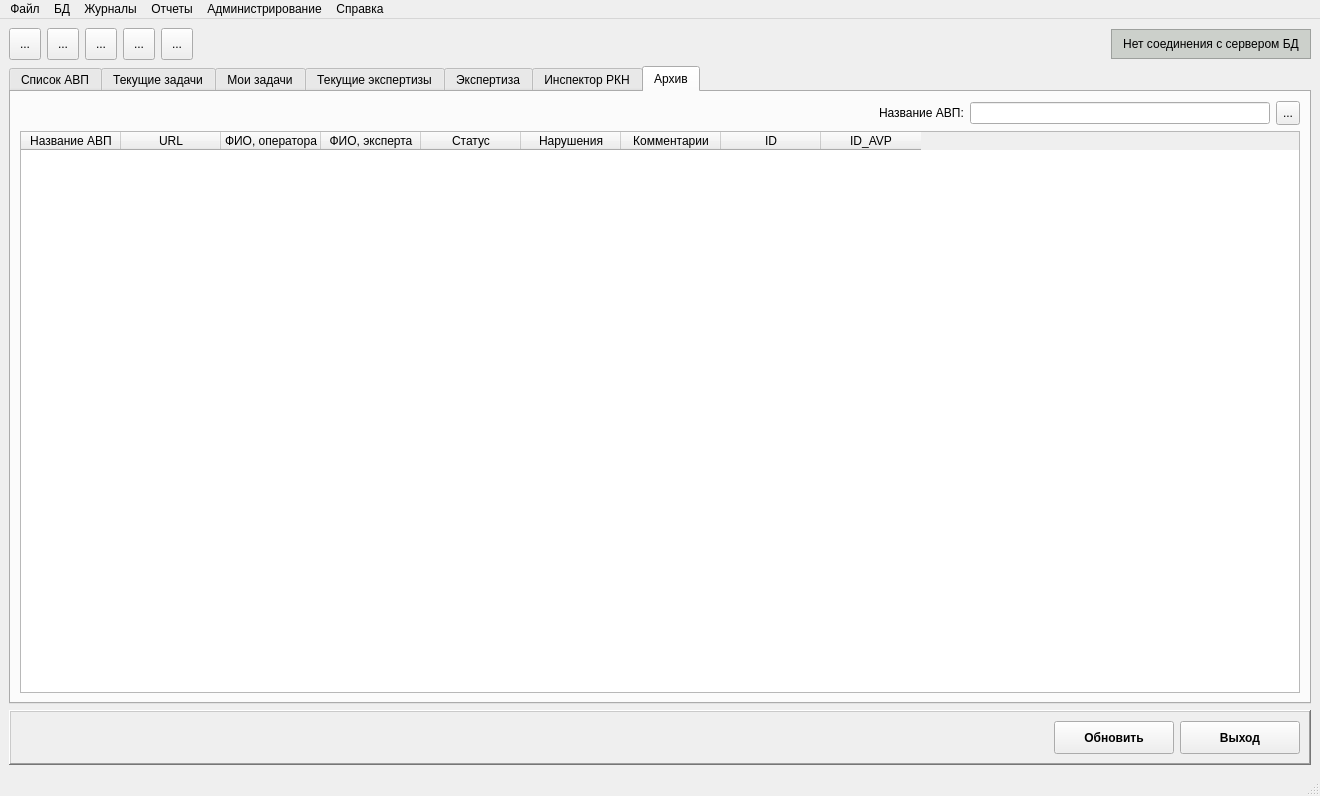
Qt form arm_o/mainwindow.ui (levdikandrey/DataCollector) before a commit.
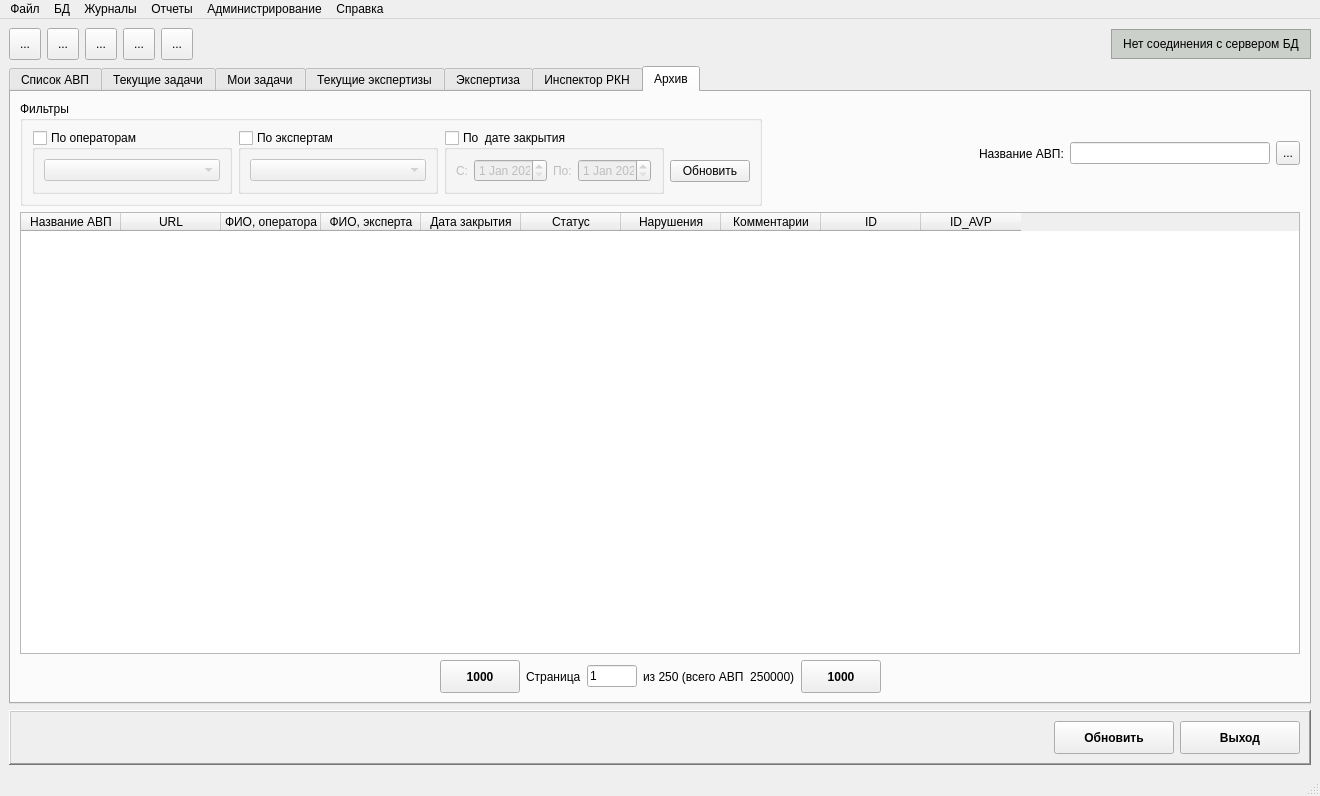
The same form after that commit. Icons and pictures are not drawn.

Commit message: Сделал фильтры в архивах и постраничный просмотр

Patch:
```diff
--- a/arm_o/mainwindow.ui
+++ b/arm_o/mainwindow.ui
@@ -1881,8 +1881,171 @@
        <attribute name="title">
         <string>Архив</string>
        </attribute>
-       <layout class="QGridLayout" name="gridLayout_12">
+       <layout class="QGridLayout" name="gridLayout_19">
         <item row="0" column="0">
+         <widget class="QGroupBox" name="groupBox_5">
+          <property name="title">
+           <string>Фильтры</string>
+          </property>
+          <property name="checkable">
+           <bool>false</bool>
+          </property>
+          <layout class="QHBoxLayout" name="horizontalLayout_7">
+           <item>
+            <widget class="QGroupBox" name="groupBoxUser_3">
+             <property name="enabled">
+              <bool>true</bool>
+             </property>
+             <property name="minimumSize">
+              <size>
+               <width>200</width>
+               <height>0</height>
+              </size>
+             </property>
+             <property name="title">
+              <string>По операторам</string>
+             </property>
+             <property name="checkable">
+              <bool>true</bool>
+             </property>
+             <property name="checked">
+              <bool>false</bool>
+             </property>
+             <layout class="QGridLayout" name="gridLayout_12">
+              <item row="0" column="0">
+               <widget class="QComboBox" name="comboBoxUser_3"/>
+              </item>
+             </layout>
+            </widget>
+           </item>
+           <item>
+            <widget class="QGroupBox" name="groupBoxExpert">
+             <property name="enabled">
+              <bool>true</bool>
+             </property>
+             <property name="minimumSize">
+              <size>
+               <width>200</width>
+               <height>0</height>
+              </size>
+             </property>
+             <property name="title">
+              <string>По экспертам</string>
+             </property>
+             <property name="checkable">
+              <bool>true</bool>
+             </property>
+             <property name="checked">
+              <bool>false</bool>
+             </property>
+             <layout class="QGridLayout" name="gridLayout_14">
+              <item row="0" column="0">
+               <widget class="QComboBox" name="comboBoxExpert"/>
+              </item>
+             </layout>
+            </widget>
+           </item>
+           <item>
+            <widget class="QGroupBox" name="groupBoxDate_3">
+             <property name="enabled">
+              <bool>true</bool>
+             </property>
+             <property name="minimumSize">
+              <size>
+               <width>220</width>
+               <height>0</height>
+              </size>
+             </property>
+             <property name="title">
+              <string>По  дате закрытия</string>
+             </property>
+             <property name="checkable">
+              <bool>true</bool>
+             </property>
+             <property name="checked">
+              <bool>false</bool>
+             </property>
+             <layout class="QGridLayout" name="gridLayout_20">
+              <item row="0" column="1">
+               <widget class="QDateEdit" name="dateEditDateBegin_3">
+                <property name="dateTime">
+                 <datetime>
+                  <hour>0</hour>
+                  <minute>0</minute>
+                  <second>0</second>
+                  <year>2020</year>
+                  <month>1</month>
+                  <day>1</day>
+                 </datetime>
+                </property>
+               </widget>
+              </item>
+              <item row="0" column="0">
+               <widget class="QLabel" name="label_8">
+                <property name="text">
+                 <string>С:</string>
+                </property>
+               </widget>
+              </item>
+              <item row="0" column="2">
+               <widget class="QLabel" name="label_9">
+                <property name="text">
+                 <string>По:</string>
+                </property>
+               </widget>
+              </item>
+              <item row="0" column="3">
+               <widget class="QDateEdit" name="dateEditDateEnd_3">
+                <property name="dateTime">
+                 <datetime>
+                  <hour>0</hour>
+                  <minute>0</minute>
+                  <second>0</second>
+                  <year>2020</year>
+                  <month>1</month>
+                  <day>1</day>
+                 </datetime>
+                </property>
+               </widget>
+              </item>
+             </layout>
+            </widget>
+           </item>
+           <item>
+            <layout class="QGridLayout" name="gridLayout_21">
+             <item row="0" column="0">
+              <spacer name="verticalSpacer_3">
+               <property name="orientation">
+                <enum>Qt::Vertical</enum>
+               </property>
+               <property name="sizeType">
+                <enum>QSizePolicy::Minimum</enum>
+               </property>
+               <property name="sizeHint" stdset="0">
+                <size>
+                 <width>20</width>
+                 <height>18</height>
+                </size>
+               </property>
+              </spacer>
+             </item>
+             <item row="1" column="0">
+              <widget class="QPushButton" name="pushButtonReview_3">
+               <property name="text">
+                <string>Обновить</string>
+               </property>
+               <property name="icon">
+                <iconset resource="resource.qrc">
+                 <normaloff>:/icons/icons/button_reload.png</normaloff>:/icons/icons/button_reload.png</iconset>
+               </property>
+              </widget>
+             </item>
+            </layout>
+           </item>
+          </layout>
+         </widget>
+        </item>
+        <item row="0" column="1">
          <layout class="QHBoxLayout" name="horizontalLayout_9">
           <item>
            <spacer name="horizontalSpacer_13">
@@ -1951,7 +2114,7 @@
           </item>
          </layout>
         </item>
-        <item row="1" column="0">
+        <item row="1" column="0" colspan="2">
          <widget class="QTableWidget" name="tableWidgetAuditArchive">
           <property name="selectionBehavior">
            <enum>QAbstractItemView::SelectRows</enum>
@@ -1985,6 +2148,11 @@
             <string>ФИО, эксперта</string>
            </property>
           </column>
+          <column>
+           <property name="text">
+            <string>Дата закрытия</string>
+           </property>
+          </column>
           <column>
            <property name="text">
             <string>Статус</string>
@@ -2012,6 +2180,130 @@
           </column>
          </widget>
         </item>
+        <item row="2" column="0" colspan="2">
+         <layout class="QHBoxLayout" name="horizontalLayout_10">
+          <item>
+           <spacer name="horizontalSpacer_11">
+            <property name="orientation">
+             <enum>Qt::Horizontal</enum>
+            </property>
+            <property name="sizeHint" stdset="0">
+             <size>
+              <width>67</width>
+              <height>20</height>
+             </size>
+            </property>
+           </spacer>
+          </item>
+          <item>
+           <widget class="QPushButton" name="pushButtonPreview_2">
+            <property name="minimumSize">
+             <size>
+              <width>0</width>
+              <height>33</height>
+             </size>
+            </property>
+            <property name="font">
+             <font>
+              <weight>75</weight>
+              <bold>true</bold>
+             </font>
+            </property>
+            <property name="toolTip">
+             <string>Предыдущие 1000 записей</string>
+            </property>
+            <property name="text">
+             <string>1000</string>
+            </property>
+            <property name="icon">
+             <iconset resource="resource.qrc">
+              <normaloff>:/icons/icons/previous.png</normaloff>:/icons/icons/previous.png</iconset>
+            </property>
+            <property name="iconSize">
+             <size>
+              <width>24</width>
+              <height>24</height>
+             </size>
+            </property>
+           </widget>
+          </item>
+          <item>
+           <widget class="QLabel" name="label_10">
+            <property name="text">
+             <string>Страница</string>
+            </property>
+           </widget>
+          </item>
+          <item>
+           <widget class="QLineEdit" name="lineEditNumberPage_2">
+            <property name="maximumSize">
+             <size>
+              <width>50</width>
+              <height>16777215</height>
+             </size>
+            </property>
+            <property name="inputMethodHints">
+             <set>Qt::ImhNone</set>
+            </property>
+            <property name="text">
+             <string>1</string>
+            </property>
+           </widget>
+          </item>
+          <item>
+           <widget class="QLabel" name="labelCountAVP_2">
+            <property name="text">
+             <string>из 250 (всего АВП  250000)</string>
+            </property>
+           </widget>
+          </item>
+          <item>
+           <widget class="QPushButton" name="pushButtonNext_2">
+            <property name="minimumSize">
+             <size>
+              <width>0</width>
+              <height>33</height>
+             </size>
+            </property>
+            <property name="font">
+             <font>
+              <weight>75</weight>
+              <bold>true</bold>
+             </font>
+            </property>
+            <property name="toolTip">
+             <string>Следующие 1000 записей</string>
+            </property>
+            <property name="text">
+             <string>1000</string>
+            </property>
+            <property name="icon">
+             <iconset resource="resource.qrc">
+              <normaloff>:/icons/icons/next.png</normaloff>:/icons/icons/next.png</iconset>
+            </property>
+            <property name="iconSize">
+             <size>
+              <width>24</width>
+              <height>24</height>
+             </size>
+            </property>
+           </widget>
+          </item>
+          <item>
+           <spacer name="horizontalSpacer_15">
+            <property name="orientation">
+             <enum>Qt::Horizontal</enum>
+            </property>
+            <property name="sizeHint" stdset="0">
+             <size>
+              <width>70</width>
+              <height>20</height>
+             </size>
+            </property>
+           </spacer>
+          </item>
+         </layout>
+        </item>
        </layout>
       </widget>
      </widget>
```
Left out of the diff: 72 changed lines with no effect on the pictures. The commit also changes 3 other files.
